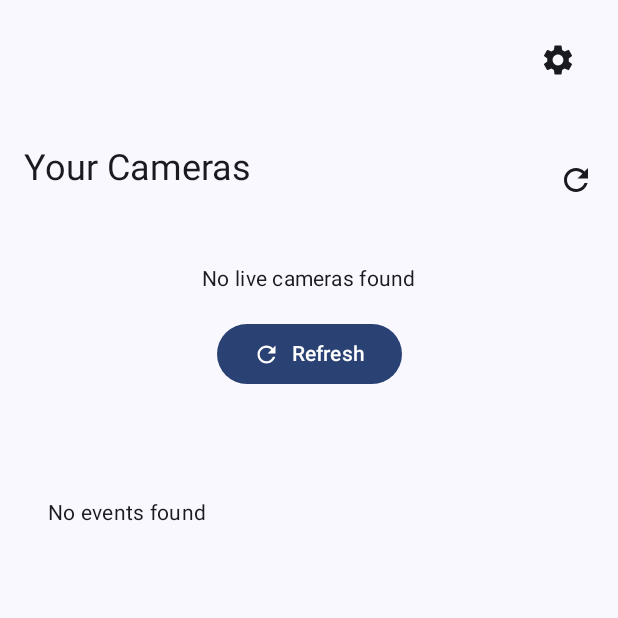
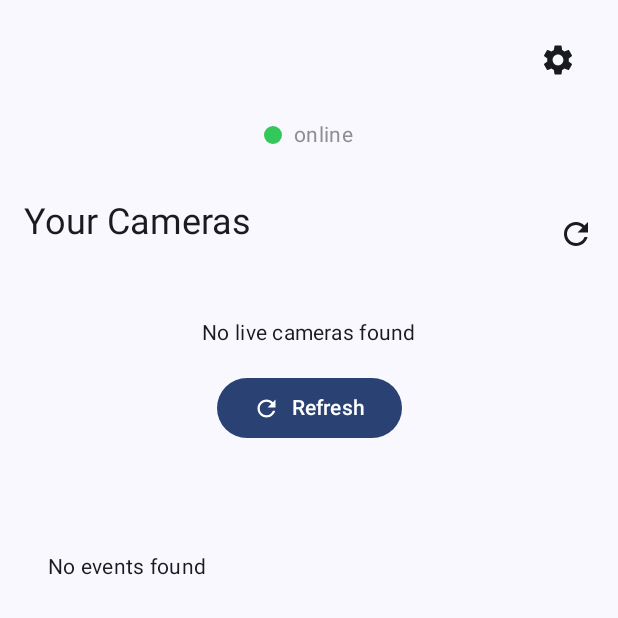
Before and after one commit to roryclear/clearcam, an Android app built with Jetpack Compose: the composable HomeScreen called with empty values, on a phone screen of 412 x 824 dp, the top half of it. Run offline under Robolectric (Android 15) with nearby library versions, the phone set to English and light mode, and no system bars; network calls fail; 1 statement that could not run was skipped.

Commit message:
online / offline

```diff
--- a/android/clearcam/app/src/main/java/com/rors/clearcam/HomeScreen.kt
+++ b/android/clearcam/app/src/main/java/com/rors/clearcam/HomeScreen.kt
@@ -214,6 +214,7 @@ fun HomeScreen(userId: String) {
     var showLiveStream by remember { mutableStateOf(false) }
     var currentCameraName by remember { mutableStateOf("") }
     var showSettings by remember { mutableStateOf(false) }
+    var isOnline by remember { mutableStateOf(true) } // Add online status state
 
     if (showSettings) {
         SettingsScreen(onBackPressed = { showSettings = false })
@@ -228,6 +229,36 @@ fun HomeScreen(userId: String) {
     val scrollState = rememberScrollState()
     var isRefreshing by remember { mutableStateOf(false) }
     var refreshTrigger by remember { mutableStateOf(0f) }
+
+    // Function to check internet status
+    fun checkInternetStatus() {
+        coroutineScope.launch {
+            try {
+                withContext(Dispatchers.IO) {
+                    val url = URL("https://rors.ai/ping")
+                    val connection = url.openConnection() as HttpURLConnection
+                    connection.apply {
+                        requestMethod = "GET"
+                        connectTimeout = 10000
+                        readTimeout = 10000
+                    }
+                    connection.connect()
+                    // If we get here without exception, we're online
+                    isOnline = true
+                }
+            } catch (e: Exception) {
+                isOnline = false
+            }
+        }
+    }
+
+    // Auto-refresh internet status every 10 seconds
+    LaunchedEffect(userId) {
+        while (true) {
+            checkInternetStatus()
+            delay(10000L)
+        }
+    }
 
     fun loadVideosFromStorage() {
         eventVideos = loadAllVideos(videosDir)
@@ -319,12 +350,14 @@ fun HomeScreen(userId: String) {
 
     LaunchedEffect(userId) {
         refreshData()
+        checkInternetStatus() // Check status on initial load
     }
 
     LaunchedEffect(userId) {
         while (true) {
             delay(10000L)
             refreshData()
+            checkInternetStatus() // Check status with each refresh
         }
     }
 
@@ -387,6 +420,35 @@ fun HomeScreen(userId: String) {
 
             Spacer(modifier = Modifier.height(16.dp))
 
+            // Online/Offline Status Indicator - Centered
+            Row(
+                modifier = Modifier
+                    .fillMaxWidth()
+                    .padding(bottom = 16.dp),
+                verticalAlignment = Alignment.CenterVertically,
+                horizontalArrangement = Arrangement.Center // Changed to Center
+            ) {
+                // Status dot
+                Box(
+                    modifier = Modifier
+                        .size(12.dp)
+                        .clip(CircleShape)
+                        .background(
+                            if (isOnline) Color(0xFF34C759) // iOS systemGreen equivalent
+                            else Color(0xFFFF3B30) // iOS systemRed equivalent
+                        )
+                )
+
+                Spacer(modifier = Modifier.width(8.dp))
+
+                // Status text
+                Text(
+                    text = if (isOnline) "online" else "offline",
+                    style = MaterialTheme.typography.bodyMedium,
+                    color = Color(0xFF8E8E93) // iOS systemGray equivalent
+                )
+            }
+
             if (refreshTrigger > 0) {
                 Box(
                     modifier = Modifier
@@ -430,7 +492,10 @@ fun HomeScreen(userId: String) {
                             currentCameraName = cameraName
                             showLiveStream = true
                         },
-                        onRefresh = { refreshData() }
+                        onRefresh = {
+                            refreshData()
+                            checkInternetStatus()
+                        }
                     )
 
                     Spacer(modifier = Modifier.height(24.dp))
```
